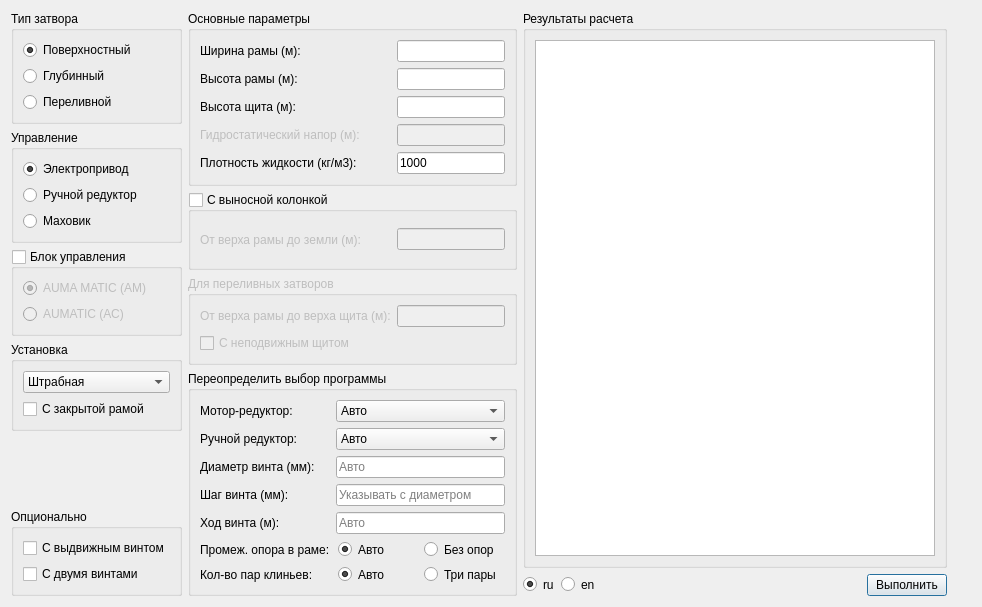
This is src/gui.ui in e2t/slidegates as Qt 5 draws it before an edit. The edited form follows.
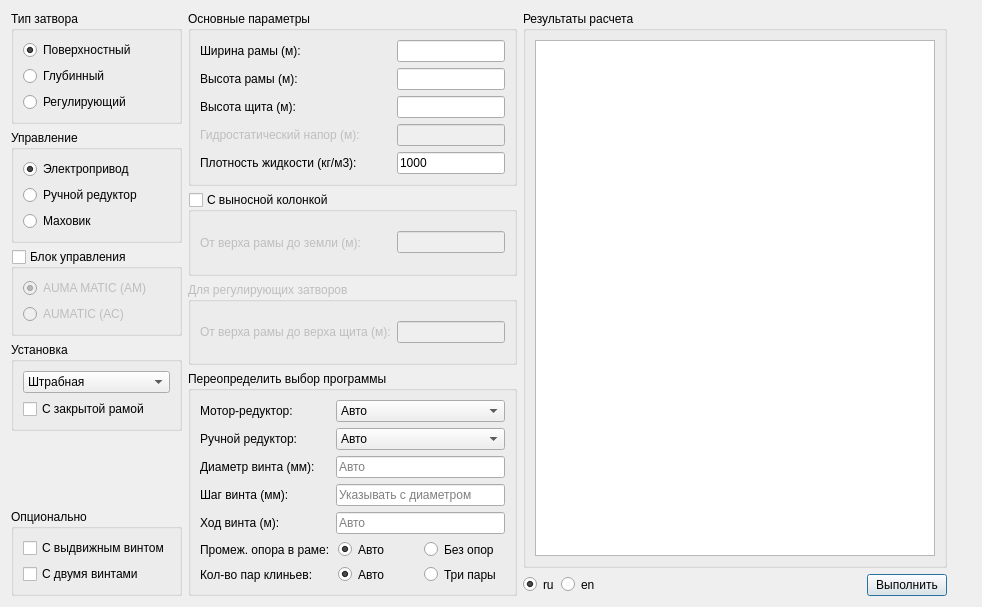
This is the edited form. Icons and pictures are not drawn.

Patch:
```diff
--- a/src/gui.ui
+++ b/src/gui.ui
@@ -51,7 +51,7 @@
             <item>
              <widget class="QRadioButton" name="rad_kind_flow">
               <property name="text">
-               <string>Переливной</string>
+               <string>Регулирующий</string>
               </property>
              </widget>
             </item>
@@ -370,7 +370,7 @@
           <bool>false</bool>
          </property>
          <property name="title">
-          <string>Для переливных затворов</string>
+          <string>Для регулирующих затворов</string>
          </property>
          <layout class="QHBoxLayout" name="horizontalLayout_17">
           <item>
@@ -405,13 +405,6 @@
               </property>
              </spacer>
             </item>
-            <item>
-             <widget class="QCheckBox" name="chk_fixed_gate">
-              <property name="text">
-               <string>С неподвижным щитом</string>
-              </property>
-             </widget>
-            </item>
            </layout>
           </item>
          </layout>
```
Left out of the diff: 3 changed lines with no effect on the pictures.
